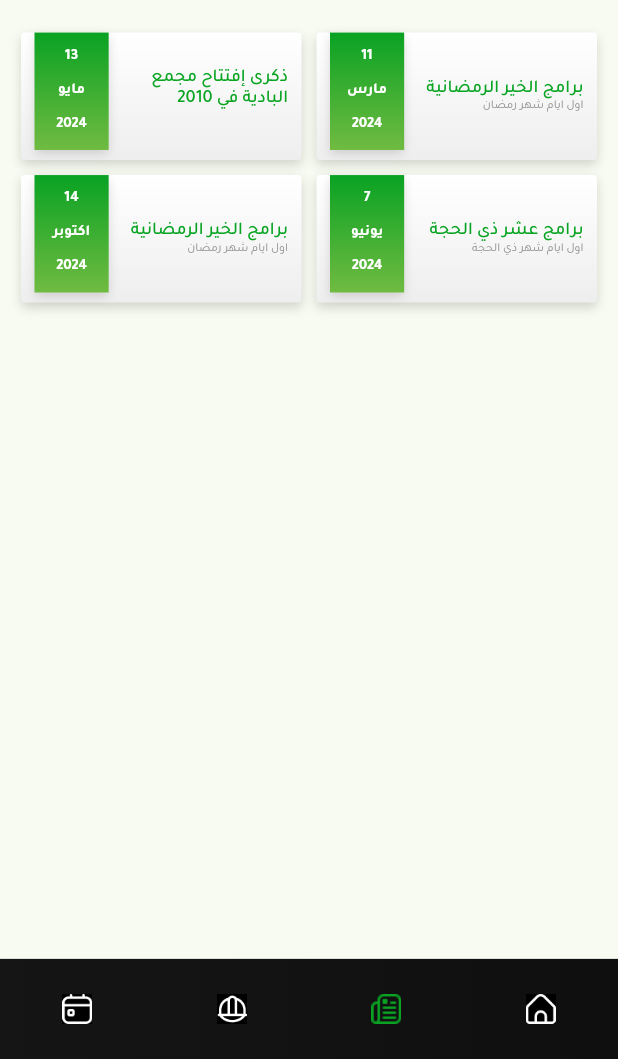
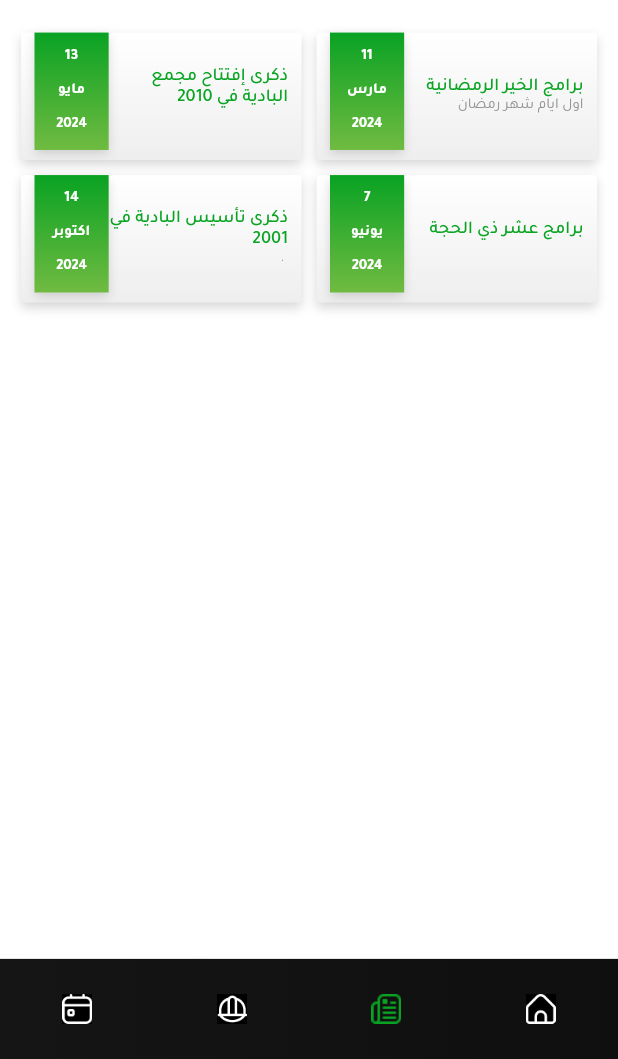
Before and after one commit to Abdulmajeed-98/badyh_cal, a Flutter app: the EventsBadyhScreen screen opened by its route, on a phone screen of 412 x 824 dp, the part 177-1236 px from its top. Run offline on Flutter 3.47's test engine with Material 3 defaults, Android fonts, the light colour scheme and no system bars; our stand-ins replace another_flutter_splash_screen, dio, fluttertoast, get, hijri, jiffy and 2 more; network calls fail.

Commit message:
Final Project Commit

```diff
--- a/lib/core/constants/scaffold_key.dart
+++ b/lib/core/constants/scaffold_key.dart
@@ -1,5 +1,5 @@
-import 'package:flutter/material.dart';
+// import 'package:flutter/material.dart';
 
-class ScaffoldKey {
-  static final SK = GlobalKey<ScaffoldState>();
-}
+// class ScaffoldKey {
+//   static final SK = GlobalKey<ScaffoldState>();
+// }
--- a/lib/core/model/stars.dart
+++ b/lib/core/model/stars.dart
@@ -1,5 +1,3 @@
-import 'package:badiyh_calendar/db/edit_calender_db.dart';
-import 'package:flutter/material.dart';
 
 class Stars {
   int? starID;
--- a/lib/core/viewmodels/bee_calendar_v_m.dart
+++ b/lib/core/viewmodels/bee_calendar_v_m.dart
@@ -1,7 +1,6 @@
 import 'package:badiyh_calendar/core/model/bee_calendar.dart';
 import 'package:badiyh_calendar/core/model/stars.dart';
 import 'package:badiyh_calendar/core/viewmodels/CalendarDateVM.dart';
-import 'package:badiyh_calendar/core/viewmodels/season_v_m.dart';
 import 'package:badiyh_calendar/core/viewmodels/star_v_m.dart';
 import 'package:badiyh_calendar/db/beeCalendar_db.dart';
 import 'package:flutter/material.dart';
--- a/lib/core/views/Widget/cust_BoxEvent.dart
+++ b/lib/core/views/Widget/cust_BoxEvent.dart
@@ -43,7 +43,7 @@ class Cust_BoxEvent extends StatelessWidget {
                 Text(
                   txtSubject ?? "اول ايام شهر رمضان",
                   style: const TextStyle(
-                      fontSize: 8,
+                      fontSize: 10,
                       fontWeight: FontWeight.w400,
                       color: Color.fromRGBO(147, 147, 147, 1)),
                 ),
--- a/lib/core/views/Widget/cust_boxCalendarMain.dart
+++ b/lib/core/views/Widget/cust_boxCalendarMain.dart
@@ -1,9 +1,5 @@
-import 'package:badiyh_calendar/core/model/bee_calendar.dart';
-import 'package:badiyh_calendar/core/model/months.dart';
 import 'package:badiyh_calendar/core/model/stars.dart';
 import 'package:badiyh_calendar/core/viewmodels/CalendarDateVM.dart';
-import 'package:badiyh_calendar/core/viewmodels/bee_calendar_v_m.dart';
-import 'package:badiyh_calendar/core/viewmodels/month_v_m.dart';
 import 'package:badiyh_calendar/core/viewmodels/season_v_m.dart';
 import 'package:badiyh_calendar/core/viewmodels/star_v_m.dart';
 import 'package:badiyh_calendar/core/views/Widget/cust_BoxShadow.dart';
--- a/lib/core/views/Widget/cust_buttonApp.dart
+++ b/lib/core/views/Widget/cust_buttonApp.dart
@@ -1,5 +1,4 @@
 import 'package:flutter/material.dart';
-import 'package:get/get.dart';
 
 class Cust_ButtonApp extends StatelessWidget {
   Cust_ButtonApp(
--- a/lib/core/views/Widget/cust_dropDown.dart
+++ b/lib/core/views/Widget/cust_dropDown.dart
@@ -6,7 +6,9 @@ class Cust_DropDown extends StatelessWidget {
   @override
   Widget build(BuildContext context) {
     return DropdownButtonFormField(
-      validator: (value) {},
+      validator: (value) {
+        return null;
+      },
       decoration: InputDecoration(
         border: OutlineInputBorder(),
         contentPadding: EdgeInsets.symmetric(vertical: 2, horizontal: 10),
--- a/lib/core/views/Widget/cust_formField.dart
+++ b/lib/core/views/Widget/cust_formField.dart
@@ -23,7 +23,10 @@ class Cust_FormField extends StatelessWidget {
         ),
         TextFormField(
           onChanged: onChanged,
-          validator: validat ?? (value) {},
+          validator: validat ??
+              (value) {
+                return null;
+              },
           maxLines: max,
           minLines: min,
           decoration: InputDecoration(
--- a/lib/core/views/screens/calendar/bee_calendar_screen.dart
+++ b/lib/core/views/screens/calendar/bee_calendar_screen.dart
@@ -14,6 +14,8 @@ class BeeCalendarScreen extends StatelessWidget {
   BeeCalendarScreen({super.key});
   BeeCalendarVM bvm = BeeCalendarVM();
   late List<BeeCalendar> allBee;
+
+  GlobalKey<ScaffoldState> scaffoldKey = GlobalKey<ScaffoldState>();
   @override
   Widget build(BuildContext context) {
     allBee = bvm.loadAllBeePhases();
@@ -22,7 +24,7 @@ class BeeCalendarScreen extends StatelessWidget {
       child: SafeArea(
         child: Scaffold(
             drawer: AppDrawer(),
-            key: ScaffoldKey.SK,
+            key: scaffoldKey,
             bottomNavigationBar: CusBottomNaviBar(
                 imgBee: Image.asset("assets/images/beeBottomOn.png")),
             body: Container(
@@ -64,7 +66,7 @@ class BeeCalendarScreen extends StatelessWidget {
                   Cust_AppbarCalendar(
                     txt: "مراحل تربية النحل وجني العسل",
                     onPressed: () => Get.offNamed("/calendar"),
-                    scafKey: () => ScaffoldKey.SK.currentState!.openDrawer(),
+                    scafKey: () => scaffoldKey.currentState!.openDrawer(),
                   ),
                   // Cust_DropdownSearch(),
                   Expanded(
--- a/lib/core/views/screens/calendar/eventsBadyh_screen.dart
+++ b/lib/core/views/screens/calendar/eventsBadyh_screen.dart
@@ -12,6 +12,8 @@ class EventsBadyhScreen extends StatelessWidget {
   EventsBadyhScreen({super.key});
   EventsBadyh_VM evm = EventsBadyh_VM();
   List<EventsBadyh> listevent = [];
+
+  GlobalKey<ScaffoldState> scaffoldKey = GlobalKey<ScaffoldState>();
   @override
   Widget build(BuildContext context) {
     listevent = evm.loadAllBeePhases();
@@ -21,11 +23,13 @@ class EventsBadyhScreen extends StatelessWidget {
         child: Scaffold(
             // backgroundColor: Color.fromRGBO(255, 255, 255, 1),
             drawer: AppDrawer(),
-            key: ScaffoldKey.SK,
+            key: scaffoldKey,
             bottomNavigationBar: CusBottomNaviBar(
               imgNews: Image.asset("assets/images/newsBottomOn.png"),
             ),
-            body: Column(
+            body: Container(
+              color: Colors.white,
+              child: Column(
                 children: [
                   Stack(children: [
                     CusGrundImg(
@@ -33,8 +37,7 @@ class EventsBadyhScreen extends StatelessWidget {
                       style: TextStyle(
                           color: Colors.white,
                           fontSize: 16,
-                        fontWeight: FontWeight.w700
-                        ),
+                          fontWeight: FontWeight.w700),
                     ),
                     Positioned(
                       child: IconButton(
@@ -43,7 +46,7 @@ class EventsBadyhScreen extends StatelessWidget {
                           size: 35,
                           color: Colors.white,
                         ),
-                      onPressed: () => ScaffoldKey.SK.currentState!.openDrawer(),
+                        onPressed: () => scaffoldKey.currentState!.openDrawer(),
                       ),
                     )
                   ]),
@@ -53,8 +56,10 @@ class EventsBadyhScreen extends StatelessWidget {
                   Expanded(
                     child: GridView.builder(
                         itemCount: listevent.length,
-                      padding: const EdgeInsets.only(left: 14, right: 14, bottom: 22),
-                      gridDelegate: const SliverGridDelegateWithFixedCrossAxisCount(
+                        padding: const EdgeInsets.only(
+                            left: 14, right: 14, bottom: 22),
+                        gridDelegate:
+                            const SliverGridDelegateWithFixedCrossAxisCount(
                                 crossAxisSpacing: 10,
                                 mainAxisSpacing: 10,
                                 mainAxisExtent: 85,
@@ -67,6 +72,7 @@ class EventsBadyhScreen extends StatelessWidget {
                             year: "${DateTime.now().year}")),
                   ),
                 ],
+              ),
             )),
       ),
     );
--- a/lib/core/views/screens/splash_screen.dart
+++ b/lib/core/views/screens/splash_screen.dart
@@ -1,10 +1,7 @@
 import 'package:another_flutter_splash_screen/another_flutter_splash_screen.dart';
 import 'package:badiyh_calendar/core/viewmodels/setup_vm.dart';
-import 'package:badiyh_calendar/core/views/screens/calendar/calendar_screen.dart';
-import 'package:badiyh_calendar/core/views/screens/web/home_screen.dart';
 import 'package:badiyh_calendar/helpers/drawer_helper.dart';
 import 'package:flutter/material.dart';
-import 'package:flutter/services.dart';
 import 'package:get/get.dart';
 
 class SplashScreen extends StatefulWidget {
--- a/lib/core/views/screens/web/about_us_screen.dart
+++ b/lib/core/views/screens/web/about_us_screen.dart
@@ -1,7 +1,5 @@
-import 'package:badiyh_calendar/core/constants/scaffold_key.dart';
 import 'package:badiyh_calendar/core/views/widgets/app_drawer.dart';
 import 'package:badiyh_calendar/core/views/widgets/cus_back_button.dart';
-import 'package:badiyh_calendar/core/views/widgets/cus_drawer_icon.dart';
 import 'package:badiyh_calendar/helpers/web_controller.dart';
 import 'package:flutter/material.dart';
 import 'package:webview_flutter/webview_flutter.dart';
--- a/lib/db/eventsBadyh_db.dart
+++ b/lib/db/eventsBadyh_db.dart
@@ -16,13 +16,13 @@ class EventsBadyh_db {
       "day": "7",
       "month": "يونيو",
       "title": "برامج عشر ذي الحجة",
-      "subject": "اول ايام شهر ذي الحجة"
+      "subject": " "
     },
     {
       "day": "14",
       "month": "اكتوبر",
-      "title": "برامج الخير الرمضانية",
-      "subject": "اول ايام شهر رمضان"
+      "title": "ذكرى تأسيس البادية في 2001",
+      "subject": " ."
     }
   ];
 }
--- a/lib/main.dart
+++ b/lib/main.dart
@@ -1,7 +1,5 @@
 import 'package:badiyh_calendar/core/theme/app_theme.dart';
-import 'package:badiyh_calendar/core/viewmodels/home_vm.dart';
 import 'package:badiyh_calendar/helpers/app_routes.dart';
-import 'package:badiyh_calendar/helpers/dio_helper.dart';
 import 'package:flutter/material.dart';
 import 'package:get/get.dart';
 
```
Also changed, not shown: lib/core/views/screens/calendar/calendar_screen.dart (+7 -4 lines), lib/core/views/screens/calendar/stars_screen.dart (+41 -41 lines), lib/core/views/screens/web/contact.dart (+21 -13 lines), lib/core/views/screens/web/faq_Screen.dart (+13 -9 lines), lib/core/views/screens/web/home_screen.dart (+5 -3 lines), lib/core/views/screens/web/posts_screens.dart (+18 -8 lines). Lines whose indentation alone changed are shown as unchanged.
